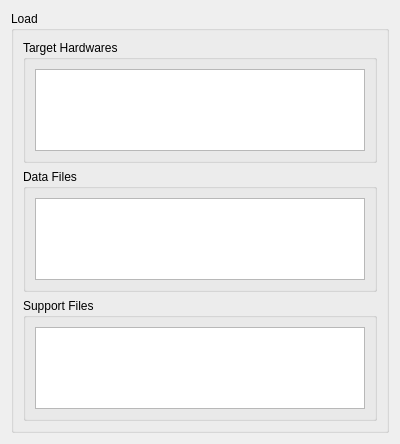
hirah2205/ARINC-665, file arinc665_qt/media/LoadWidget.ui: the form before one commit.
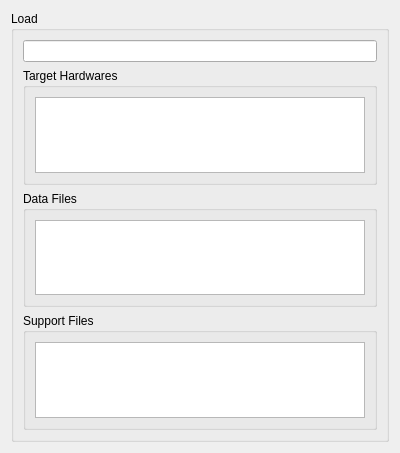
The form after the commit.

```diff
--- a/arinc665_qt/media/LoadWidget.ui
+++ b/arinc665_qt/media/LoadWidget.ui
@@ -7,7 +7,7 @@
     <x>0</x>
     <y>0</y>
     <width>400</width>
-    <height>444</height>
+    <height>453</height>
    </rect>
   </property>
   <property name="windowTitle">
@@ -20,6 +20,9 @@
       <string>Load</string>
      </property>
      <layout class="QVBoxLayout" name="verticalLayout_2">
+      <item>
+       <widget class="QLineEdit" name="partNumberLineEdit"/>
+      </item>
       <item>
        <widget class="QGroupBox" name="targetHardwaresGroupBox">
         <property name="title">
```
